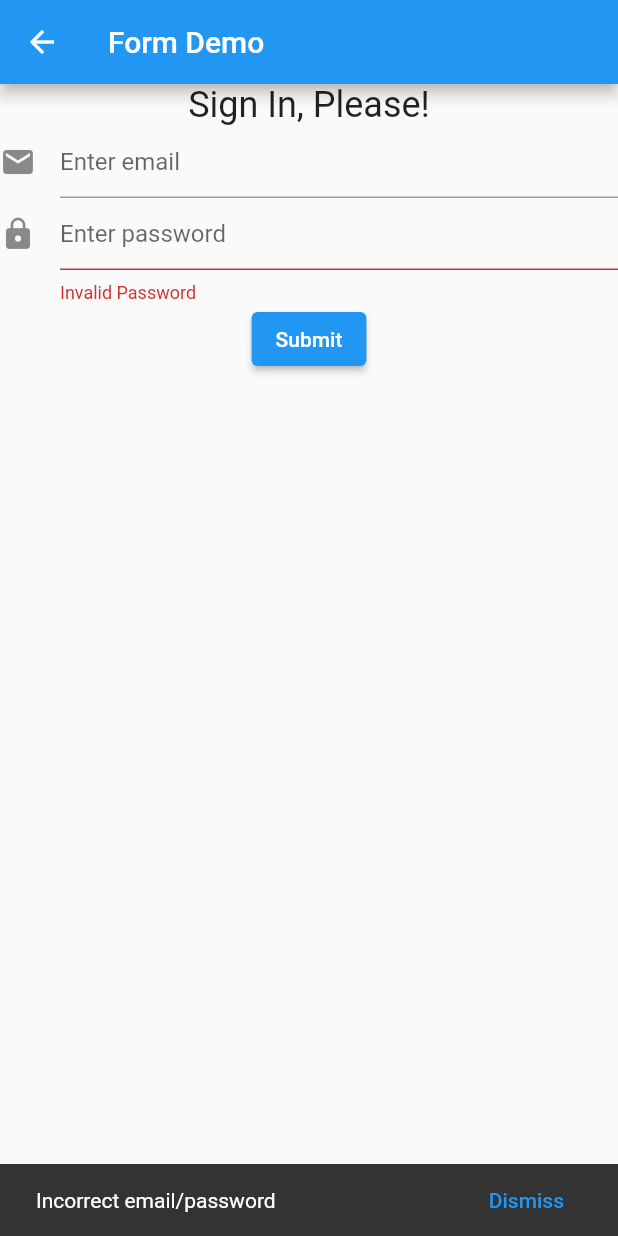
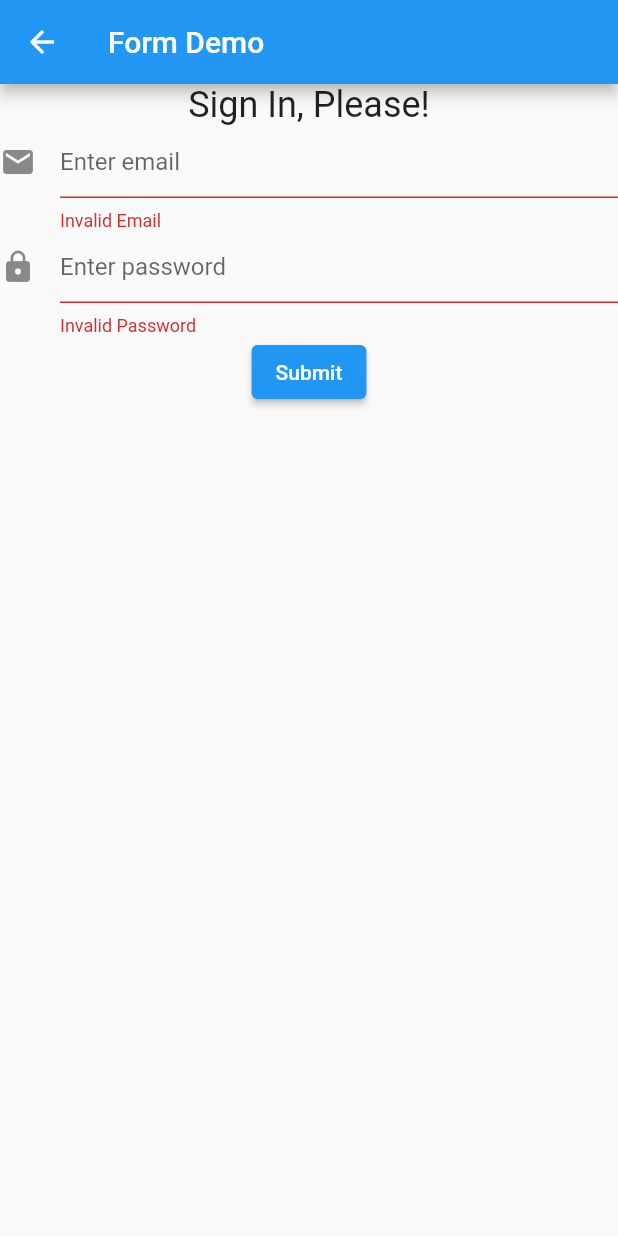
Before and after one commit to ramyapentyala09/cs5303-lesson2, a Flutter app: the FormDemoScreen screen opened by its route, after a tap on "Submit", on a phone screen of 412 x 824 dp. Run offline on Flutter 3.47's test engine with Material 2 defaults, Android fonts, the phone set to English and light mode, and no system bars.

Commit message:
init commit

```diff
--- a/lib/viewscreen/formdemo_screen.dart
+++ b/lib/viewscreen/formdemo_screen.dart
@@ -70,7 +70,7 @@ class _Controller {
   void signIn() {
     FormState? currentState = state.formKey.currentState;
     if (currentState == null) return;
-    if (currentState.validate()) return;
+    if (!currentState.validate()) return;
     currentState.save();
 
 
@@ -95,7 +95,7 @@ orElse: () => UserRecord(),
 
   }
   String? validateEmail(String? value) {
-    if (value == null || (value.contains('@') && value.contains('.')))
+    if (value == null || !(value.contains('@') && value.contains('.')))
     return 'Invalid Email';
     else
     return null;
```
